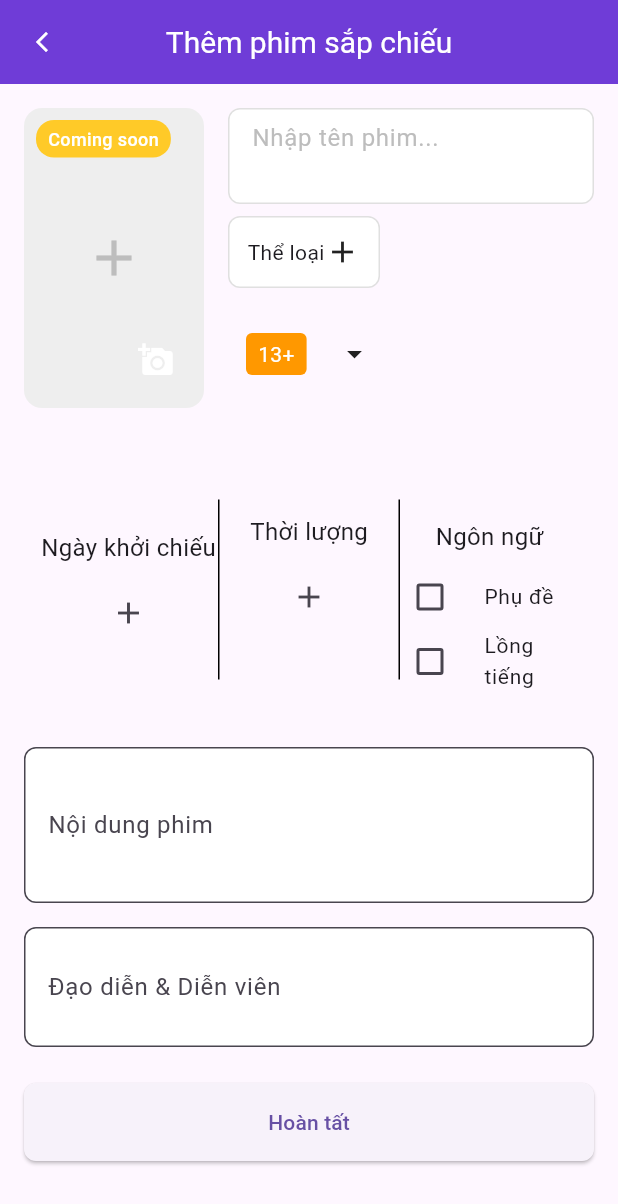
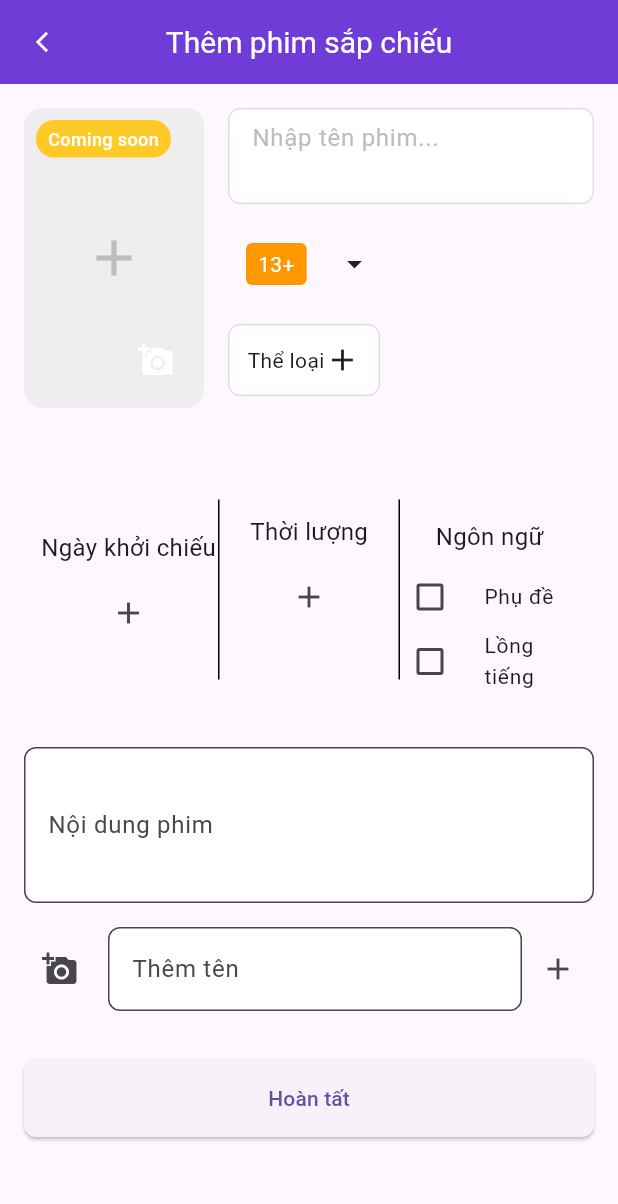
Before and after one commit to Minhduc1122003/APP_MOVIE_TICKET, a Flutter app: the MovieManagerPage screen opened directly, after a tap on the "add a photo" icon, on a phone screen of 412 x 824 dp. Shown: the top 1204 px of the screen. Run offline on Flutter 3.47's test engine with Material 3 defaults, Android fonts, the phone set to English and light mode, and no system bars; our stand-ins replace auto_size_text, bloc, curved_navigation_bar, diacritic, equatable, firebase_auth and 9 more; missing offline and left inert: network_info_plus, throttling; accounts and stored records are empty.

Commit message:
TA update giao dien

```diff
--- a/lib/auth/api_service.dart
+++ b/lib/auth/api_service.dart
@@ -21,10 +21,9 @@ class ApiService {
   Future<void> _initBaseUrl() async {
     final info = NetworkInfo();
     // String? ip = await info.getWifiIP(); // 192.168.1.43
-
     // wifi cf24/24
 
-    baseUrl = 'http://192.168.1.10:8081';
+    baseUrl = 'http://192.168.1.139:8081';
   }
 
   late Response response;
--- a/lib/main.dart
+++ b/lib/main.dart
@@ -2,7 +2,9 @@ import 'package:flutter/material.dart';
 import 'package:flutter_app_chat/pages/home_page/home_page.dart';
 import 'package:flutter_app_chat/pages/home_page/page_menu_item/page_film_select_all/fim_info/bloc/film_info_Bloc.dart';
 import 'package:flutter_app_chat/pages/login_page/loginBloc/login_bloc.dart';
+import 'package:flutter_app_chat/pages/login_page/login_page.dart';
 import 'package:flutter_app_chat/pages/manager_page/bloc/hometab_bloc.dart';
+import 'package:flutter_app_chat/pages/manager_page/home_manager_page.dart';
 import 'package:flutter_app_chat/pages/manager_page/movie_manager_page/movie_manager_page.dart';
 import 'package:flutter_app_chat/pages/register_page/createAccount_bloc/createAccount_bloc.dart';
 import 'package:flutter_app_chat/pages/register_page/sendCodeBloc/sendcode_bloc.dart';
@@ -44,7 +46,7 @@ class _MyAppState extends State<MyApp> {
         child: MaterialApp(
           debugShowCheckedModeBanner: false,
           builder: EasyLoading.init(),
-          home: HomePage(),
+          home: LoginPage(),
           //home: MovieManagerPage(),
         ));
   }
--- a/lib/pages/manager_page/movie_manager_page/movie_manager_page.dart
+++ b/lib/pages/manager_page/movie_manager_page/movie_manager_page.dart
@@ -60,21 +60,28 @@ class _MovieManagerPageState extends State<MovieManagerPage> {
   ];
 
   List<String> selectedGenres = [];
-  File? _image;
+  List<Map<String, dynamic>> _rows = [];
+  final ImagePicker _picker = ImagePicker();
 
   @override
   void initState() {
     super.initState();
+    _addNewRow(); // Initialize with one row
   }
 
-  Future<void> _pickImage() async {
-    final ImagePicker _picker = ImagePicker();
+  Future<void> _pickImage(int index) async {
     final XFile? image = await _picker.pickImage(source: ImageSource.gallery);
     if (image != null) {
       setState(() {
-        _image = File(image.path);
+        _rows[index]['image'] = File(image.path);
       });
     }
+  }
+
+  void _addNewRow() {
+    setState(() {
+      _rows.add({'image': null, 'name': TextEditingController()});
+    });
   }
 
   Future<void> _selectDate() async {
@@ -173,6 +180,7 @@ class _MovieManagerPageState extends State<MovieManagerPage> {
                 TextButton(
                   child: Text('Xác nhận'),
                   onPressed: () {
+                    // Update the parent widget's state
                     setState(() {
                       selectedGenres = List.from(tempSelectedGenres);
                     });
@@ -184,7 +192,10 @@ class _MovieManagerPageState extends State<MovieManagerPage> {
           },
         );
       },
-    );
+    ).then((_) {
+      // Ensure the parent widget's state is updated after the dialog is closed
+      setState(() {});
+    });
   }
 
   @override
@@ -225,13 +236,14 @@ class _MovieManagerPageState extends State<MovieManagerPage> {
                             color: Colors.grey[200],
                             borderRadius: BorderRadius.circular(12),
                           ),
-                          child: _image == null
+                          child: _rows.isEmpty || _rows[0]['image'] == null
                               ? Center(
                                   child: Icon(Icons.add,
                                       size: 40, color: Colors.grey[400]))
                               : ClipRRect(
                                   borderRadius: BorderRadius.circular(12),
-                                  child: Image.file(_image!, fit: BoxFit.cover),
+                                  child: Image.file(_rows[0]['image'],
+                                      fit: BoxFit.cover),
                                 ),
                         ),
                         Positioned(
@@ -256,7 +268,7 @@ class _MovieManagerPageState extends State<MovieManagerPage> {
                           right: 8,
                           child: IconButton(
                             icon: Icon(Icons.add_a_photo, color: Colors.white),
-                            onPressed: _pickImage,
+                            onPressed: () => _pickImage(0),
                           ),
                         ),
                       ],
@@ -289,64 +301,6 @@ class _MovieManagerPageState extends State<MovieManagerPage> {
                                     contentPadding: EdgeInsets.symmetric(
                                         horizontal: 12, vertical: 8),
                                   ),
-                                ),
-                              ),
-                            ],
-                          ),
-                          SizedBox(height: 8),
-                          Row(
-                            children: [
-                              Container(
-                                decoration: BoxDecoration(
-                                  border: Border.all(color: Colors.grey[300]!),
-                                  borderRadius: BorderRadius.circular(8),
-                                  color: Colors.white,
-                                ),
-                                child: InkWell(
-                                  onTap: _showMultiSelectDialog,
-                                  child: Padding(
-                                    padding: const EdgeInsets.symmetric(
-                                        horizontal: 12.0, vertical: 11.0),
-                                    child: Row(
-                                      children: [
-                                        Text('Thể loại'),
-                                        Icon(Icons.add),
-                                      ],
-                                    ),
-                                  ),
-                                ),
-                              ),
-                            ],
-                          ),
-                          SizedBox(height: 4),
-                          Row(
-                            children: [
-                              Expanded(
-                                child: Wrap(
-                                  spacing: 5.0,
-                                  alignment: WrapAlignment.start,
-                                  children: selectedGenres.map((genre) {
-                                    return Container(
-                                      constraints: BoxConstraints(
-                                        maxWidth:
-                                            MediaQuery.of(context).size.width /
-                                                    2 -
-                                                10,
-                                      ),
-                                      child: Chip(
-                                        label: Text(
-                                          genre,
-                                          overflow: TextOverflow.ellipsis,
-                                          maxLines: 1,
-                                        ),
-                                        onDeleted: () {
-                                          setState(() {
-                                            selectedGenres.remove(genre);
-                                          });
-                                        },
-                                      ),
-                                    );
-                                  }).toList(),
                                 ),
                               ),
                             ],
@@ -416,6 +370,64 @@ class _MovieManagerPageState extends State<MovieManagerPage> {
                               ],
                             ),
                           ),
+                          SizedBox(height: 8),
+                          Row(
+                            children: [
+                              Container(
+                                decoration: BoxDecoration(
+                                  border: Border.all(color: Colors.grey[300]!),
+                                  borderRadius: BorderRadius.circular(8),
+                                  color: Colors.white,
+                                ),
+                                child: InkWell(
+                                  onTap: _showMultiSelectDialog,
+                                  child: Padding(
+                                    padding: const EdgeInsets.symmetric(
+                                        horizontal: 12.0, vertical: 11.0),
+                                    child: Row(
+                                      children: [
+                                        Text('Thể loại'),
+                                        Icon(Icons.add),
+                                      ],
+                                    ),
+                                  ),
+                                ),
+                              ),
+                            ],
+                          ),
+                          SizedBox(height: 4),
+                          Row(
+                            children: [
+                              Expanded(
+                                child: Wrap(
+                                  spacing: 5.0,
+                                  alignment: WrapAlignment.start,
+                                  children: selectedGenres.map((genre) {
+                                    return Container(
+                                      constraints: BoxConstraints(
+                                        maxWidth:
+                                            MediaQuery.of(context).size.width /
+                                                    2 -
+                                                10,
+                                      ),
+                                      child: Chip(
+                                        label: Text(
+                                          genre,
+                                          overflow: TextOverflow.ellipsis,
+                                          maxLines: 1,
+                                        ),
+                                        onDeleted: () {
+                                          setState(() {
+                                            selectedGenres.remove(genre);
+                                          });
+                                        },
+                                      ),
+                                    );
+                                  }).toList(),
+                                ),
+                              ),
+                            ],
+                          ),
                         ],
                       ),
                     ),
@@ -452,22 +464,55 @@ class _MovieManagerPageState extends State<MovieManagerPage> {
                   maxLines: 3,
                 ),
                 SizedBox(height: 16),
-                TextField(
+                Column(
+                  children: _rows.asMap().entries.map((entry) {
+                    int index = entry.key;
+                    Map<String, dynamic> row = entry.value;
+                    return Padding(
+                      padding: const EdgeInsets.only(bottom: 8.0),
+                      child: Row(
+                        children: [
+                          IconButton(
+                            icon: Icon(Icons.add_a_photo),
+                            onPressed: () => _pickImage(index),
+                          ),
+                          if (row['image'] != null)
+                            Image.file(
+                              row['image'],
+                              width: 50,
+                              height: 50,
+                              fit: BoxFit.cover,
+                            ),
+                          SizedBox(width: 8),
+                          Expanded(
+                            child: TextField(
+                              controller: row['name'],
                               decoration: InputDecoration(
-                    labelText: 'Đạo diễn & Diễn viên',
+                                hintText: 'Thêm tên',
                                 border: OutlineInputBorder(
                                   borderRadius: BorderRadius.circular(8),
                                 ),
                                 filled: true,
                                 fillColor: Colors.white,
                               ),
-                  maxLines: 2,
+                            ),
+                          ),
+                          IconButton(
+                            icon: Icon(Icons.add),
+                            onPressed: _addNewRow,
+                          ),
+                        ],
+                      ),
+                    );
+                  }).toList(),
                 ),
                 SizedBox(height: 24),
                 SizedBox(
                   width: double.infinity,
                   child: ElevatedButton(
-                    onPressed: () {},
+                    onPressed: () {
+                      // Handle form submission
+                    },
                     child: Text('Hoàn tất'),
                     style: ElevatedButton.styleFrom(
                       padding: EdgeInsets.symmetric(vertical: 16),
--- a/pubspec.yaml
+++ b/pubspec.yaml
@@ -37,7 +37,7 @@ dependencies:
   flutter_spinkit: ^5.2.1
   throttling: ^2.0.1
   flutter_speed_dial: ^7.0.0
-  image_picker: ^0.8.4+4
+  image_picker: ^1.1.2
 
 
 
```
Also changed, not shown: lib/pages/manager_page/home_manager_page.dart (+17 -14 lines), pubspec.lock. Lines whose indentation alone changed are shown as unchanged.
